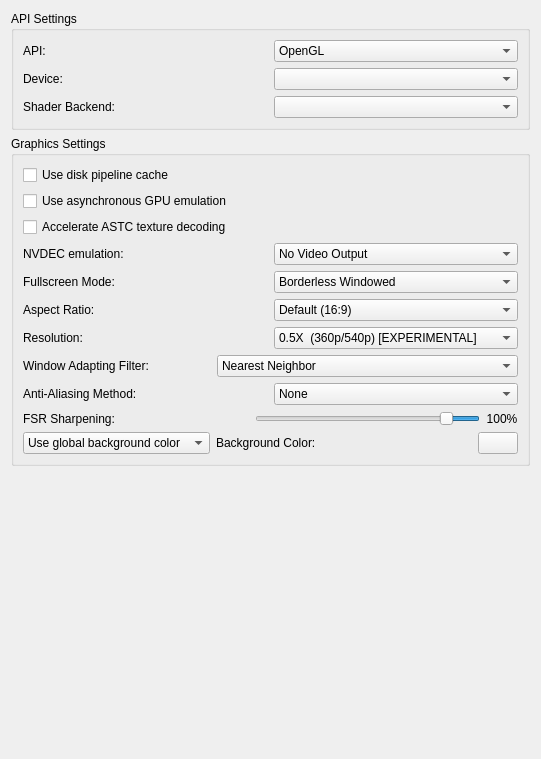
First picture: the form in src/yuzu/configuration/configure_graphics.ui, repository Kryptuq/Yuzu-Early-Access-files, before the edit.
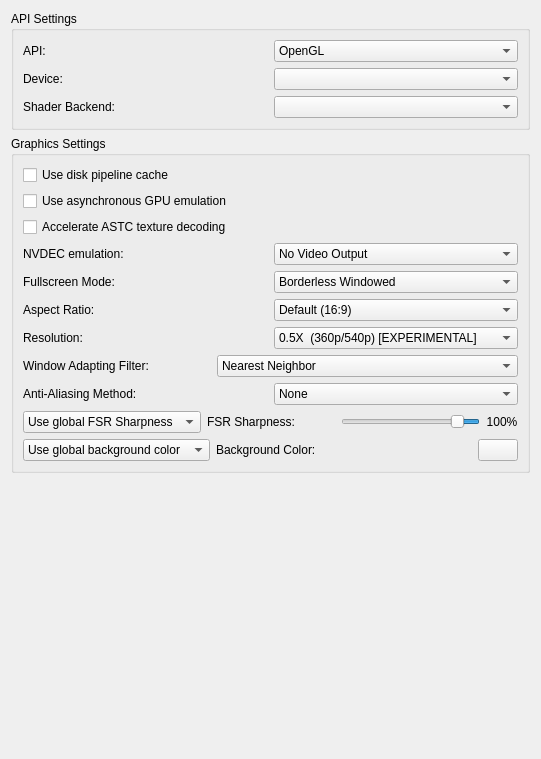
Second picture: the form after the edit.

```diff
--- a/src/yuzu/configuration/configure_graphics.ui
+++ b/src/yuzu/configuration/configure_graphics.ui
@@ -517,7 +517,29 @@
            <property name="bottomMargin">
             <number>0</number>
            </property>
-           <item alignment="Qt::AlignLeft">
+           <item>
+            <layout class="QHBoxLayout" name="fsr_sharpening_label_group">
+             <item>
+              <widget class="QComboBox" name="fsr_sharpening_combobox">
+               <property name="sizePolicy">
+                <sizepolicy hsizetype="Maximum" vsizetype="Fixed">
+                 <horstretch>0</horstretch>
+                 <verstretch>0</verstretch>
+                </sizepolicy>
+               </property>
+               <item>
+                <property name="text">
+                 <string>Use global FSR Sharpness</string>
+                </property>
+               </item>
+               <item>
+                <property name="text">
+                 <string>Set FSR Sharpness</string>
+                </property>
+               </item>
+              </widget>
+             </item>
+             <item>
             <widget class="QLabel" name="fsr_sharpening_label">
              <property name="sizePolicy">
               <sizepolicy hsizetype="Preferred" vsizetype="Preferred">
@@ -526,14 +548,34 @@
               </sizepolicy>
              </property>
              <property name="text">
-              <string>FSR Sharpening:</string>
+                <string>FSR Sharpness:</string>
              </property>
             </widget>
            </item>
+             <item>
+              <spacer name="horizontalSpacer_2">
+               <property name="orientation">
+                <enum>Qt::Horizontal</enum>
+               </property>
+               <property name="sizeHint" stdset="0">
+                <size>
+                 <width>40</width>
+                 <height>20</height>
+                </size>
+               </property>
+              </spacer>
+             </item>
+            </layout>
+           </item>
+           <item>
+            <layout class="QHBoxLayout" name="fsr_slider_layout">
+             <property name="spacing">
+              <number>6</number>
+             </property>
            <item>
             <widget class="QSlider" name="fsr_sharpening_slider">
              <property name="sizePolicy">
-              <sizepolicy hsizetype="Preferred" vsizetype="Preferred">
+                <sizepolicy hsizetype="MinimumExpanding" vsizetype="Preferred">
                <horstretch>0</horstretch>
                <verstretch>0</verstretch>
               </sizepolicy>
@@ -561,7 +603,7 @@
            <item>
             <widget class="QLabel" name="fsr_sharpening_value">
              <property name="sizePolicy">
-              <sizepolicy hsizetype="Fixed" vsizetype="Preferred">
+                <sizepolicy hsizetype="Maximum" vsizetype="Preferred">
                <horstretch>0</horstretch>
                <verstretch>0</verstretch>
               </sizepolicy>
@@ -581,9 +623,8 @@
             </widget>
            </item>
           </layout>
-          <zorder>fsr_sharpening_value</zorder>
-          <zorder>fsr_sharpening_label</zorder>
-          <zorder>fsr_sharpening_slider</zorder>
+           </item>
+          </layout>
          </widget>
         </item>
         <item>
```
Lines whose indentation alone changed are shown as unchanged.
